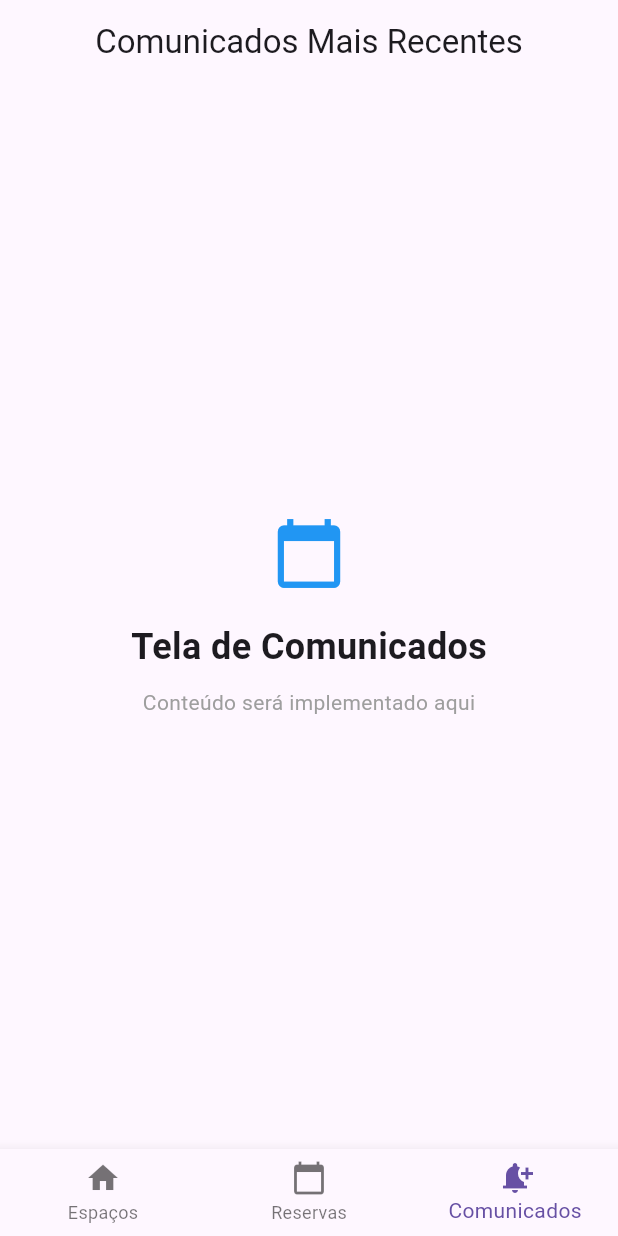
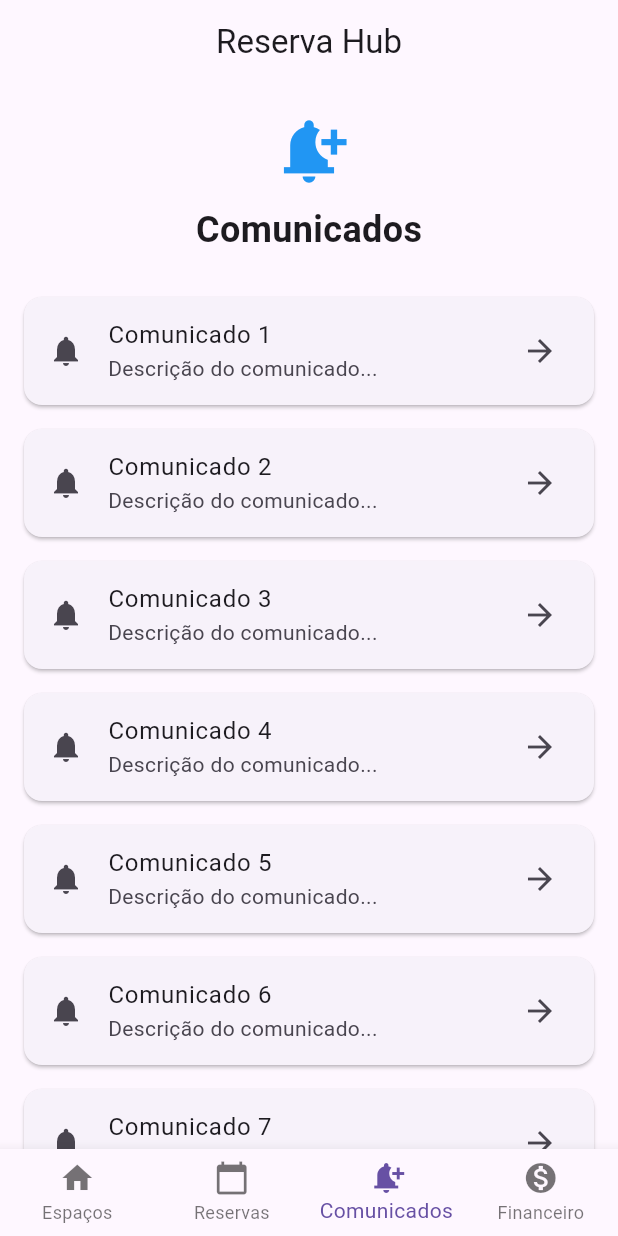
Before and after one commit to brunojamelli/reserva_hub, a Flutter app: the screen it shows after launch, item 3 of the bottom bar chosen, on a phone screen of 412 x 824 dp. Run offline on Flutter 3.47's test engine with Material 3 defaults, Android fonts, the phone set to English and light mode, and no system bars; our stand-ins replace dio; network calls fail.

Commit message:
feat: atualização menu e criação de pages

```diff
--- a/lib/pages/comunicados_screen.dart
+++ b/lib/pages/comunicados_screen.dart
@@ -7,27 +7,55 @@ class ComunicadosScreen extends StatelessWidget {
   Widget build(BuildContext context) {
     return Scaffold(
       appBar: AppBar(
-        title: const Text('Comunicados Mais Recentes'),
+        title: const Text('Reserva Hub'),
         centerTitle: true,
       ),
-      body: const Center(
+      body: Column(
+        children: [
+          // Cabeçalho centralizado
+          const Padding(
+            padding: EdgeInsets.symmetric(vertical: 20.0),
             child: Column(
               mainAxisAlignment: MainAxisAlignment.center,
               children: [
-            Icon(Icons.calendar_today, size: 50, color: Colors.blue),
-            SizedBox(height: 20),
-            Text(
-              'Tela de Comunicados',
-              style: TextStyle(fontSize: 24, fontWeight: FontWeight.bold),
-            ),
+                Icon(Icons.notification_add, size: 50, color: Colors.blue),
                 SizedBox(height: 10),
                 Text(
-              'Conteúdo será implementado aqui',
-              style: TextStyle(color: Colors.grey),
+                  'Comunicados',
+                  style: TextStyle(
+                    fontSize: 24,
+                    fontWeight: FontWeight.bold,
+                  ),
                 ),
               ],
             ),
           ),
+
+          // ListView separada
+          Expanded(
+            child: ListView.builder(
+              itemCount: 10, // Número temporário de itens
+              itemBuilder: (context, index) {
+                return Card(
+                  margin: const EdgeInsets.symmetric(
+                    horizontal: 16.0,
+                    vertical: 8.0,
+                  ),
+                  child: ListTile(
+                    leading: const Icon(Icons.notifications),
+                    title: Text('Comunicado ${index + 1}'),
+                    subtitle: const Text('Descrição do comunicado...'),
+                    trailing: const Icon(Icons.arrow_forward),
+                    onTap: () {
+                      // Ação ao clicar no item
+                    },
+                  ),
+                );
+              },
+            ),
+          ),
+        ],
+      ),
     );
   }
 }
--- a/lib/pages/home_screen.dart
+++ b/lib/pages/home_screen.dart
@@ -1,5 +1,6 @@
 import 'package:flutter/material.dart';
 import 'package:reserva_hub/pages/comunicados_screen.dart';
+import 'package:reserva_hub/pages/financeiro_screen.dart';
 import 'espacos_page.dart';
 import 'reservas_screen.dart';
 
@@ -18,6 +19,7 @@ class _HomeScreenState extends State<HomeScreen> {
     EspacosPage(),
     const ReservasScreen(),
     const ComunicadosScreen(),
+    const FinanceiroScreen(),
   ];
 
   @override
@@ -25,6 +27,7 @@ class _HomeScreenState extends State<HomeScreen> {
     return Scaffold(
       body: _screens[_currentIndex], // Exibe a tela atual
       bottomNavigationBar: BottomNavigationBar(
+        type: BottomNavigationBarType.fixed,
         currentIndex: _currentIndex,
         onTap: (index) => setState(() => _currentIndex = index),
         items: const [
@@ -40,6 +43,10 @@ class _HomeScreenState extends State<HomeScreen> {
             icon: Icon(Icons.notification_add),
             label: 'Comunicados',
           ),
+          BottomNavigationBarItem(
+            icon: Icon(Icons.monetization_on),
+            label: 'Financeiro',
+          ),
         ],
       ),
     );
```
Also changed, not shown: lib/pages/financeiro_screen.dart (added, +37 -0 lines). Lines whose indentation alone changed are shown as unchanged.
